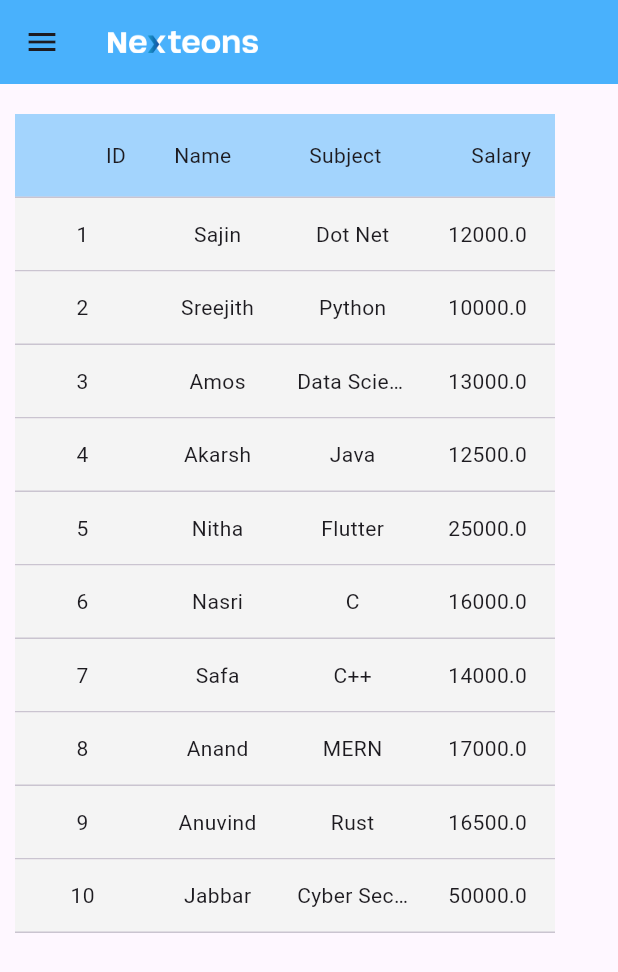
After one commit to najeebnaju512/website_study, a Flutter app: the TeacherListView screen opened by its route, on a phone screen of 412 x 824 dp. The commit adds this screen. Shown: the top 972 px of the screen. Run offline on Flutter 3.47's test engine with Material 3 defaults, Android fonts, the phone set to English and light mode, and no system bars; drawn by our look-alikes of syncfusion_flutter_datagrid; our stand-ins replace dio, get, go_router, google_fonts, shared_preferences, url_strategy; accounts and stored records are empty.

Commit message:
teacher data grid

```diff
--- a/lib/main.dart
+++ b/lib/main.dart
@@ -36,3 +36,8 @@ class MyApp extends StatelessWidget {
     );
   }
 }
+
+/// Login Credential
+
+//developer.fayizalinp@gmail.com
+//0RneWfb0
--- /dev/null
+++ b/lib/model/teacher_list/teacher_model.dart
@@ -0,0 +1,7 @@
+class Teacher {
+  Teacher(this.id, this.name, this.subject, this.salary);
+  final int id;
+  final String name;
+  final String subject;
+  final double salary;
+}
--- a/lib/routes/app_routes.dart
+++ b/lib/routes/app_routes.dart
@@ -7,6 +7,7 @@ import 'package:shared_preferences/shared_preferences.dart';
 
 import '../screen/students/create/create_view.dart';
 import '../screen/students/list/list_view.dart';
+import '../screen/teachers/list/teacher_list_view.dart';
 
 final router = GoRouter(
   navigatorKey: navigatorKey,
@@ -46,6 +47,11 @@ final router = GoRouter(
       path: '/login',
       builder: (context, state) => const LoginView(),
     ),
+    GoRoute(
+      name: Routernames.techerData,
+      path: '/teachers',
+      builder: (context, state) => const TeacherListView(),
+    ),
   ],
 );
 Future<bool> isTokenStored() async {
--- a/lib/screen/mainFrame/main_frame_controller.dart
+++ b/lib/screen/mainFrame/main_frame_controller.dart
@@ -7,5 +7,6 @@ class MainFrameController extends GetxController {
   RxList<FrameButtonData> buttonData = [
   FrameButtonData("Show Students", Routernames.showDatas),
   FrameButtonData("Add Students", Routernames.addDatas),
+  FrameButtonData("teacher", Routernames.techerData),
 ].obs;
 }
--- a/lib/screen/students/login/login_controller.dart
+++ b/lib/screen/students/login/login_controller.dart
@@ -53,5 +53,3 @@ class LoginController extends GetxController {
     sharedPreferences.setString(StorageKeys.accessToken, token);
   }
 }
-//developer.fayizalinp@gmail.com
-//0RneWfb0
--- /dev/null
+++ b/lib/screen/teachers/list/responsive/teacher_list_grid.dart
@@ -0,0 +1,93 @@
+import 'package:flutter/material.dart';
+import 'package:nexteons_study_project/utils/color_theme.dart';
+import 'package:syncfusion_flutter_datagrid/datagrid.dart';
+
+import '../../../../model/teacher_list/teacher_model.dart';
+import '../teacher_list_controller.dart';
+import 'widget/converted_teacher_data.dart';
+
+class TeacherDataGrid extends StatefulWidget {
+  final TeacherListController controller;
+  const TeacherDataGrid({super.key, required this.controller});
+
+  @override
+  State<TeacherDataGrid> createState() => TeacherDataGridState();
+}
+
+class TeacherDataGridState extends State<TeacherDataGrid> {
+  late List<Teacher> teacherlist;
+  late ConvertedTeacherData convertedTeacherData;
+
+  @override
+  void initState() {
+    teacherlist = widget.controller.getTeacher(); // fetching data to UI
+    convertedTeacherData = ConvertedTeacherData(teacherlist);//used as widget
+    super.initState();
+  }
+
+  @override
+  Widget build(BuildContext context) {
+    return SafeArea(
+      child: Scaffold(
+        body: Padding(
+          padding: const EdgeInsets.symmetric(vertical: 20,horizontal: 10),
+          child: SfDataGrid(
+            allowSorting: true,
+            allowPullToRefresh: true,
+            source: convertedTeacherData,
+            columns: [
+              GridColumn(
+                columnName: 'id',
+                label: Container(
+                  color: ColorTheme.lightBlue.withOpacity(.5),
+                  padding: const EdgeInsets.symmetric(horizontal: 16.0),
+                  alignment: Alignment.centerRight,
+                  child: const Text(
+                    'ID',
+                    overflow: TextOverflow.ellipsis,
+                  ),
+                ),
+              ),
+              GridColumn(
+                columnName: 'name',
+                label: Container(
+                  color: ColorTheme.lightBlue.withOpacity(.5),
+                  padding: const EdgeInsets.symmetric(horizontal: 16.0),
+                  alignment: Alignment.centerLeft,
+                  child: const Text(
+                    'Name',
+                    overflow: TextOverflow.ellipsis,
+                  ),
+                ),
+              ),
+              GridColumn(
+                columnName: 'subject',
+                label: Container(
+                  color: ColorTheme.lightBlue.withOpacity(.5),
+                  padding: const EdgeInsets.symmetric(horizontal: 16.0),
+                  alignment: Alignment.centerLeft,
+                  child: const Text(
+                    'Subject',
+                    overflow: TextOverflow.ellipsis,
+                  ),
+                ),
+              ),
+              GridColumn(
+                columnName: 'salary',
+                label: Container(
+                  color: ColorTheme.lightBlue.withOpacity(.5),
+                  padding: const EdgeInsets.symmetric(horizontal: 16.0),
+                  alignment: Alignment.centerRight,
+                  child: const Text(
+                    'Salary',
+                    overflow: TextOverflow.ellipsis,
+                  ),
+                ),
+              ),
+            ],
+          ),
+        ),
+      ),
+    );
+  }
+}
--- /dev/null
+++ b/lib/screen/teachers/list/responsive/widget/converted_teacher_data.dart
@@ -0,0 +1,41 @@
+import 'package:flutter/material.dart';
+import 'package:nexteons_study_project/utils/color_theme.dart';
+import 'package:syncfusion_flutter_datagrid/datagrid.dart';
+
+import '../../../../../model/teacher_list/teacher_model.dart';
+
+// Data Conversion for ui==> which act as row in ui of table==>DataGridRowAdapter
+class ConvertedTeacherData extends DataGridSource {
+  ConvertedTeacherData(List<Teacher> teacher) {
+    datagridrow = teacher
+        .map<DataGridRow>((teacher) => DataGridRow(cells: [
+              DataGridCell<int>(columnName: 'id', value: teacher.id),
+              DataGridCell<String>(columnName: 'name', value: teacher.name),
+              DataGridCell<String>(
+                  columnName: 'subject', value: teacher.subject),
+              DataGridCell<double>(columnName: 'salary', value: teacher.salary),
+            ]))
+        .toList();
+  }
+
+  late List<DataGridRow> datagridrow;
+  @override
+  List<DataGridRow> get rows => datagridrow;
+
+  @override
+  DataGridRowAdapter? buildRow(DataGridRow row) {
+    return DataGridRowAdapter(
+      color: ColorTheme.grey,
+      cells: row.getCells().map<Widget>((datagridcell) {
+        return Container(
+          padding: const EdgeInsets.symmetric(horizontal: 8.0),
+          alignment: Alignment.center,
+          child: Text(
+            datagridcell.value.toString(),
+            overflow: TextOverflow.ellipsis,
+          ),
+        );
+      }).toList(),
+    );
+  }
+}
--- /dev/null
+++ b/lib/screen/teachers/list/teacher_list_controller.dart
@@ -0,0 +1,20 @@
+import 'package:get/get.dart';
+
+import '../../../model/teacher_list/teacher_model.dart';
+
+class TeacherListController extends GetxController {
+  RxList<Teacher> getTeacher() {
+    return [
+      Teacher(1, "Sajin", "Dot Net", 12000),
+      Teacher(2, "Sreejith", "Python", 10000),
+      Teacher(3, "Amos", "Data Science", 13000),
+      Teacher(4, "Akarsh", "Java", 12500),
+      Teacher(5, "Nitha", "Flutter", 25000),
+      Teacher(6, "Nasri", "C", 16000),
+      Teacher(7, "Safa", "C++", 14000),
+      Teacher(8, "Anand", "MERN", 17000),
+      Teacher(9, "Anuvind", "Rust", 16500),
+      Teacher(10, "Jabbar", "Cyber Security", 50000),
+    ].obs;
+  }
+}
--- /dev/null
+++ b/lib/screen/teachers/list/teacher_list_view.dart
@@ -0,0 +1,40 @@
+import 'package:flutter/material.dart';
+import 'package:get/get.dart';
+
+import '../../../utils/responsive_layout.dart';
+import '../../mainFrame/main_frame_view_adjuster.dart';
+import 'responsive/teacher_list_grid.dart';
+import 'teacher_list_controller.dart';
+
+class TeacherListView extends StatefulWidget {
+  const TeacherListView({super.key});
+
+  @override
+  State<TeacherListView> createState() => _TeacherListViewState();
+}
+
+class _TeacherListViewState extends State<TeacherListView> {
+  late TeacherListController controller;
+  final String tag = DateTime.now().toString();
+  @override
+  void initState() {
+    controller = Get.put(TeacherListController(), tag: tag);
+    super.initState();
+  }
+
+  @override
+  void dispose() {
+    Get.delete<TeacherListController>(tag: tag);
+    super.dispose();
+  }
+
+  @override
+  Widget build(BuildContext context) {
+    return FrameAdjuster(
+      child: ResponsiveLayout(
+          mobileBody: TeacherDataGrid(controller: controller),
+          tabletBody: TeacherDataGrid(controller: controller),
+          desktopBody: TeacherDataGrid(controller: controller)),
+    );
+  }
+}
--- a/lib/utils/router_names.dart
+++ b/lib/utils/router_names.dart
@@ -5,4 +5,6 @@ class Routernames {
   static String showDatas = "showData";
   //route for page of login
   static String login = "loginpage";
+  //route for page of login
+  static String techerData = "teacherlist";
 }
--- a/pubspec.yaml
+++ b/pubspec.yaml
@@ -41,6 +41,7 @@ dependencies:
   go_router: ^14.1.2
   dio: ^5.4.3+1
   shared_preferences: ^2.2.3
+  syncfusion_flutter_datagrid: ^24.1.47
 
 dev_dependencies:
   flutter_test:
```
Also changed, not shown: pubspec.lock.
